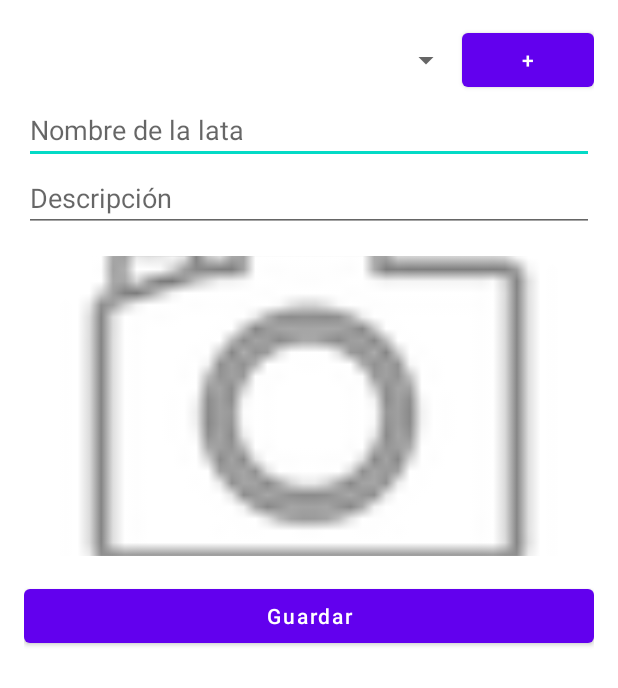
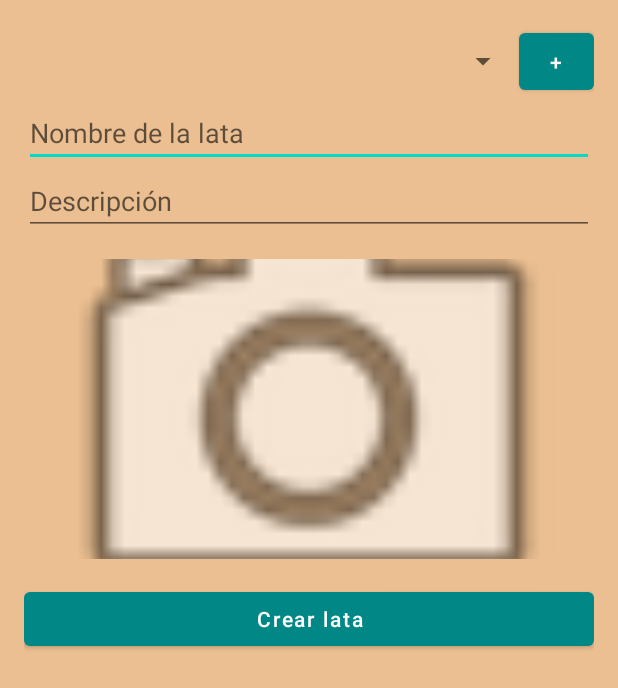
Before and after one commit to JaviMQ/Dando-la-lata, an Android app built with Jetpack Compose: the screen it shows after launch (AgregarLataActivity), after a tap on "Añadir lata", on a phone screen of 412 x 824 dp. Shown: the top 688 px of the screen. Run offline under Robolectric (Android 15) with nearby library versions, the phone set to English and light mode, and no system bars; our stand-ins replace Picasso, Room's generated code.

Commit message:
Ya hace fotos y muestra galeria

```diff
--- a/app/src/main/java/com/example/dandolalata/AgregarLataActivity.kt
+++ b/app/src/main/java/com/example/dandolalata/AgregarLataActivity.kt
@@ -151,17 +151,28 @@ class AgregarLataActivity : AppCompatActivity() {
     // Crea un archivo para almacenar la foto capturada
     private fun crearArchivoFoto(): File {
         // Directorio para guardar las fotos
-        val directorio = getExternalFilesDir(Environment.DIRECTORY_PICTURES)
+        val directorio = File(filesDir, "imagenes") // Carpeta interna "imagenes"
+        if (!directorio.exists()) {
+            directorio.mkdirs() // Crea la carpeta si no existe
+        }
+
         return File.createTempFile("lata_", ".jpg", directorio)
+
     }
 
     private fun cargarMarcas() {
-        lifecycleScope.launch {
+        lifecycleScope.launch(Dispatchers.IO) {
             val marcas = db.marcaDao().obtenerTodas()
-            val nombresMarcas = marcas.map { it.nombre }
+            withContext(Dispatchers.Main) {
+                val nombresMarcas = marcas.map { it.nombre }
 
-            val adapter = ArrayAdapter(this@AgregarLataActivity, android.R.layout.simple_spinner_dropdown_item, nombresMarcas)
-            spinnerMarcas.adapter = adapter
+                val adapter = ArrayAdapter(
+                    this@AgregarLataActivity,
+                    android.R.layout.simple_spinner_dropdown_item,
+                    nombresMarcas
+                )
+                spinnerMarcas.adapter = adapter
+            }
         }
     }
 
--- a/app/src/main/java/com/example/dandolalata/MainActivity.kt
+++ b/app/src/main/java/com/example/dandolalata/MainActivity.kt
@@ -4,6 +4,7 @@ import android.Manifest
 import android.content.Intent
 import android.content.pm.PackageManager
 import android.os.Bundle
+import android.util.Log
 import android.view.View
 import android.widget.AdapterView
 import android.widget.ArrayAdapter
@@ -11,13 +12,16 @@ import android.widget.Spinner
 import android.widget.Toast
 import androidx.activity.ComponentActivity
 import androidx.activity.result.contract.ActivityResultContracts
+import androidx.activity.viewModels
 import androidx.core.content.ContextCompat
 import androidx.recyclerview.widget.GridLayoutManager
+import androidx.recyclerview.widget.LinearLayoutManager
 import androidx.recyclerview.widget.RecyclerView
 import com.example.dandolalata.data.database.AppDatabase
 import com.example.dandolalata.data.entities.Lata
 import com.example.dandolalata.data.entities.Marca
 import com.example.dandolalata.ui.adapters.LatasAdapter
+import com.example.dandolalata.viewmodel.MainViewModel
 import com.google.android.material.floatingactionbutton.FloatingActionButton
 import kotlinx.coroutines.CoroutineScope
 import kotlinx.coroutines.Dispatchers
@@ -30,6 +34,8 @@ class MainActivity : ComponentActivity() {
     private lateinit var recyclerViewLatas: RecyclerView
     private lateinit var latasAdapter: LatasAdapter
 
+    private val viewModel: MainViewModel by viewModels()
+
     private var todasLasLatas: List<Lata> = listOf()
     private var marcas: List<Marca> = listOf()
 
@@ -37,10 +43,10 @@ class MainActivity : ComponentActivity() {
         ActivityResultContracts.RequestPermission()
     ) { isGranted: Boolean ->
         if (isGranted) {
-            // ✅ Permiso concedido: puedes acceder a las imágenes
+            // Permiso concedido: puedes acceder a las imágenes
             // loadImages()
         } else {
-            // ❌ Permiso denegado
+            // Permiso denegado
             Toast.makeText(this, "Permiso denegado", Toast.LENGTH_SHORT).show()
             checkPermission()
         }
@@ -60,47 +66,71 @@ class MainActivity : ComponentActivity() {
        // Galería con 2 columnas
        recyclerViewLatas.layoutManager = GridLayoutManager(this, 2)
 
+
+
+        recyclerViewLatas.layoutManager = LinearLayoutManager(this)
+        latasAdapter = LatasAdapter(emptyList())
+        recyclerViewLatas.adapter = latasAdapter
+
+        // Observar las marcas
+        viewModel.marcas.observe(this) { marcas ->
+
+            val adapter = ArrayAdapter(
+                this@MainActivity,
+                android.R.layout.simple_spinner_item,
+                marcas.map { it.nombre }
+            )
+            spinnerMarcas.adapter = adapter
+            // spinnerMarcas.dropDownVerticalOffset = spinnerMarcas.height + 30
+
+            adapter.notifyDataSetChanged()
+
+            spinnerMarcas.onItemSelectedListener = object : AdapterView.OnItemSelectedListener {
+                override fun onItemSelected(parent: AdapterView<*>, view: View?, position: Int, id: Long) {
+                    viewModel.filtrarLatas(marcas[position])
+                }
+
+                override fun onNothingSelected(parent: AdapterView<*>) {}
+            }
+        }
+
+        // Observar las latas y actualizar el RecyclerView
+        viewModel.latas.observe(this) { latas ->
+            latasAdapter.actualizarLista(latas)
+        }
+
        // Cargar marcas y latas desde la base de datos
+        /*
+       loadLatas()
        loadMarcas()
-
-           loadLatas()
-
+        */
        val fab = findViewById<FloatingActionButton>(R.id.fab_add_lata)
        fab.setOnClickListener {
            val intent = Intent(this, AgregarLataActivity::class.java)
            startActivity(intent)
        }
 
-/*    // Simulación de datos, reemplaza esto con la consulta a la base de datos
-        val latasList = listOf(
-            Lata(1, 1,"casa", "lata1", "/storage/emulated/0/Images/coca_cola.jpg"),
-            Lata(2, 1,"casa", "lata2", "/storage/emulated/0/Images/pepsi.jpg")
-        )
- */
-
     }
 
     private fun checkPermission() {
         when {
-            ContextCompat.checkSelfPermission(this, Manifest.permission.READ_MEDIA_IMAGES)
-                    == PackageManager.PERMISSION_GRANTED -> {
-                // ✅ Permiso ya concedido
-                // loadImages()
+            ContextCompat.checkSelfPermission(this, Manifest.permission.CAMERA) == PackageManager.PERMISSION_GRANTED -> {
+                // ✅ Permiso concedido: ya puedes usar la cámara
             }
             else -> {
                 // 🚀 Pedir el permiso al usuario
-                requestPermissionLauncher.launch(Manifest.permission.READ_MEDIA_IMAGES)
+                requestPermissionLauncher.launch(Manifest.permission.CAMERA)
             }
         }
     }
-
+/*
     private fun loadMarcas() {
         CoroutineScope(Dispatchers.IO).launch {
             val db = AppDatabase.obtenerInstancia(applicationContext)
             val marcasFromDb = db.marcaDao().obtenerTodas()
 
             // Agregar la opción "Todas" al inicio
-            val listaConTodas = listOf(Marca(id = 0, nombre = "Todas las marcas")) + marcasFromDb
+            val listaConTodas = listOf(Marca(id = 0, nombre = "Todas las marcas 1")) + marcasFromDb
 
             withContext(Dispatchers.Main) {
                 marcas = listaConTodas
@@ -108,10 +138,9 @@ class MainActivity : ComponentActivity() {
                 // Configurar el Spinner con las marcas
                 val adapter = ArrayAdapter(
                     this@MainActivity,
-                    android.R.layout.simple_spinner_item,
+                    android.R.layout.simple_spinner_dropdown_item,
                     marcas.map { it.nombre }
                 )
-                adapter.setDropDownViewResource(android.R.layout.simple_spinner_dropdown_item)
                 spinnerMarcas.adapter = adapter
 
                 // Manejar selección en el Spinner
@@ -140,7 +169,7 @@ class MainActivity : ComponentActivity() {
             }
         }
     }
-
+*/
     private fun filtrarLatas(marca: Marca?) {
         val latasFiltradas = if (marca == null || marca.id == 0) {
             todasLasLatas // Mostrar todas
--- a/app/src/main/java/com/example/dandolalata/data/database/LataDao.kt
+++ b/app/src/main/java/com/example/dandolalata/data/database/LataDao.kt
@@ -12,7 +12,7 @@ interface LataDao {
     fun obtenerPorId(id: Int): Lata?
 
     @Query("SELECT * FROM latas WHERE marcaId = :id")
-    fun obtenerPorMarcaId(id: Int): Lata?
+    fun obtenerPorMarcaId(id: Int): List<Lata>
 
     @Insert(onConflict = OnConflictStrategy.REPLACE)
     fun insertar(lata: Lata)
--- a/app/src/main/java/com/example/dandolalata/data/database/MarcaDao.kt
+++ b/app/src/main/java/com/example/dandolalata/data/database/MarcaDao.kt
@@ -6,7 +6,7 @@ import com.example.dandolalata.data.entities.Marca
 @Dao
 interface MarcaDao {
     @Query("SELECT * FROM marcas")
-    fun obtenerTodas(): List<Marca>
+    suspend fun obtenerTodas(): List<Marca>
 
     @Insert(onConflict = OnConflictStrategy.REPLACE)
     fun insertar(marca: Marca): Long
--- a/app/src/main/java/com/example/dandolalata/ui/adapters/LatasAdapter.kt
+++ b/app/src/main/java/com/example/dandolalata/ui/adapters/LatasAdapter.kt
@@ -1,10 +1,13 @@
 package com.example.dandolalata.ui.adapters
 
+import android.net.Uri
+import android.util.Log
 import android.view.LayoutInflater
 import android.view.View
 import android.view.ViewGroup
 import android.widget.ImageView
 import android.widget.TextView
+import androidx.recyclerview.widget.DiffUtil
 import androidx.recyclerview.widget.RecyclerView
 import com.example.dandolalata.R
 import com.squareup.picasso.Picasso
@@ -18,9 +21,12 @@ class LatasAdapter(private var latasList: List<Lata>) :
         val imagen: ImageView = view.findViewById(R.id.imageView)
         val nombre: TextView = view.findViewById(R.id.textView)
 
+
+
+
         fun bind(lata: Lata) {
             nombre.text = lata.nombre
-            Picasso.get().load(File(lata.foto)).into(imagen)
+            Picasso.get().load(Uri.parse(lata.foto)).into(imagen)
         }
     }
 
@@ -34,14 +40,17 @@ class LatasAdapter(private var latasList: List<Lata>) :
         val lata = latasList[position]
         holder.nombre.text = lata.nombre
 
-        val archivoImagen = File(lata.foto)
-        Picasso.get().load(archivoImagen).into(holder.imagen)
+        val uriImagen = Uri.parse(lata.foto) // Convertimos la ruta en un URI válido
+        Picasso.get().load(uriImagen).into(holder.imagen)
     }
 
     override fun getItemCount() = latasList.size
 
-    fun actualizarLista(nuevasLatas: List<Lata>) {
-        latasList = nuevasLatas
-        notifyDataSetChanged()
+    fun actualizarLista(nuevaLista: List<Lata>) {
+        val diffCallback = LatasDiffCallback(latasList, nuevaLista)
+        val diffResult = DiffUtil.calculateDiff(diffCallback)
+
+        latasList = nuevaLista // Reemplazamos la lista con la nueva
+        diffResult.dispatchUpdatesTo(this) // Aplica los cambios al RecyclerView
     }
 }
--- /dev/null
+++ b/app/src/main/java/com/example/dandolalata/ui/adapters/LatasDiffCallback.kt
@@ -0,0 +1,22 @@
+package com.example.dandolalata.ui.adapters
+
+import androidx.recyclerview.widget.DiffUtil
+import com.example.dandolalata.data.entities.Lata
+
+class LatasDiffCallback(
+    private val oldList: List<Lata>,
+    private val newList: List<Lata>
+) : DiffUtil.Callback() {
+
+    override fun getOldListSize(): Int = oldList.size
+
+    override fun getNewListSize(): Int = newList.size
+
+    override fun areItemsTheSame(oldItemPosition: Int, newItemPosition: Int): Boolean {
+        return oldList[oldItemPosition].id == newList[newItemPosition].id
+    }
+
+    override fun areContentsTheSame(oldItemPosition: Int, newItemPosition: Int): Boolean {
+        return oldList[oldItemPosition] == newList[newItemPosition]
+    }
+}
--- /dev/null
+++ b/app/src/main/java/com/example/dandolalata/viewmodel/MainViewModel.kt
@@ -0,0 +1,56 @@
+package com.example.dandolalata.viewmodel
+
+import android.app.Application
+import android.content.Context
+import android.util.Log
+import androidx.lifecycle.AndroidViewModel
+import androidx.lifecycle.LiveData
+import androidx.lifecycle.MutableLiveData
+import androidx.lifecycle.viewModelScope
+import com.example.dandolalata.data.database.AppDatabase
+import com.example.dandolalata.data.entities.Lata
+import com.example.dandolalata.data.entities.Marca
+import kotlinx.coroutines.Dispatchers
+import kotlinx.coroutines.launch
+
+class MainViewModel(application: Application) : AndroidViewModel(application) {
+
+    private val db = AppDatabase.obtenerInstancia(application)
+
+    private val _marcas = MutableLiveData<List<Marca>>()
+    val marcas: LiveData<List<Marca>> get() = _marcas
+
+    private val _latas = MutableLiveData<List<Lata>>()
+    val latas: LiveData<List<Lata>> get() = _latas
+
+    init {
+        cargarMarcas()
+        cargarLatas()
+    }
+
+    private fun cargarMarcas() {
+        viewModelScope.launch(Dispatchers.IO) {
+            val marcasFromDb = db.marcaDao().obtenerTodas()
+            val listaConTodas = listOf(Marca(id = 0, nombre = "Todas las marcas")) + marcasFromDb
+            _marcas.postValue(listaConTodas)
+        }
+    }
+
+    private fun cargarLatas() {
+        viewModelScope.launch(Dispatchers.IO) {
+            val latasFromDb = db.lataDao().obtenerTodas()
+            _latas.postValue(latasFromDb)
+        }
+    }
+
+    fun filtrarLatas(marca: Marca?) {
+        viewModelScope.launch(Dispatchers.IO) {
+            val latasFiltradas = if (marca == null || marca.id == 0) {
+                db.lataDao().obtenerTodas() // Mostrar todas
+            } else {
+                db.lataDao().obtenerPorMarcaId(marca.id)
+            }
+            _latas.postValue(latasFiltradas)
+        }
+    }
+}
--- a/app/src/main/res/layout/activity_agregar_lata.xml
+++ b/app/src/main/res/layout/activity_agregar_lata.xml
@@ -4,6 +4,8 @@
     xmlns:tools="http://schemas.android.com/tools"
     android:layout_width="match_parent"
     android:layout_height="match_parent"
+    android:fitsSystemWindows="true"
+    android:background="@color/colorFondoGaleria"
     tools:context=".AgregarLataActivity">
 
     <!-- ScrollView para manejar el desbordamiento en pantallas pequeñas -->
@@ -31,11 +33,12 @@
                     android:layout_height="wrap_content"
                     android:layout_weight="1"
                     android:spinnerMode="dropdown" />
-
+                <!-- Boton para crear Marca -->
                 <Button
                     android:id="@+id/buttonNuevaMarca"
-                    android:layout_width="wrap_content"
-                    android:layout_height="wrap_content"
+                    android:layout_width="50dp"
+                    android:layout_height="50dp"
+                    app:backgroundTint="@color/teal_700"
                     android:text="+" />
             </LinearLayout>
 
@@ -74,7 +77,8 @@
                 android:id="@+id/buttonGuardar"
                 android:layout_width="match_parent"
                 android:layout_height="wrap_content"
-                android:text="Guardar"
+                app:backgroundTint="@color/teal_700"
+                android:text="Crear lata"
                 android:textAllCaps="false" />
         </LinearLayout>
     </android.widget.ScrollView>
--- a/app/src/main/res/values/colors.xml
+++ b/app/src/main/res/values/colors.xml
@@ -8,5 +8,5 @@
     <color name="black">#FF000000</color>
     <color name="white">#FFFFFFFF</color>
     <color name="colorBarraMarcas">#D32F2F</color> <!-- Rojo -->
-    <color name="colorFondoGaleria">#C59E6C</color> <!-- Ocre -->
+    <color name="colorFondoGaleria">#EBBF91</color> <!-- Ocre -->
 </resources>
--- a/app/src/main/res/xml/file_paths.xml
+++ b/app/src/main/res/xml/file_paths.xml
@@ -1,4 +1,6 @@
 <?xml version="1.0" encoding="utf-8"?>
 <paths>
-    <external-files-path name="pictures" path="Pictures/" />
+    <files-path
+        name="internal_files"
+        path="imagenes/" />
 </paths>
```
Also changed, not shown: app/src/main/AndroidManifest.xml (+2 -5 lines), app/src/main/res/layout/activity_agregar_marca.xml (+6 -3 lines), app/src/main/res/layout/activity_main.xml (+9 -2 lines), app/src/main/res/layout/item_lata.xml (+15 -9 lines). Lines whose indentation alone changed are shown as unchanged.
